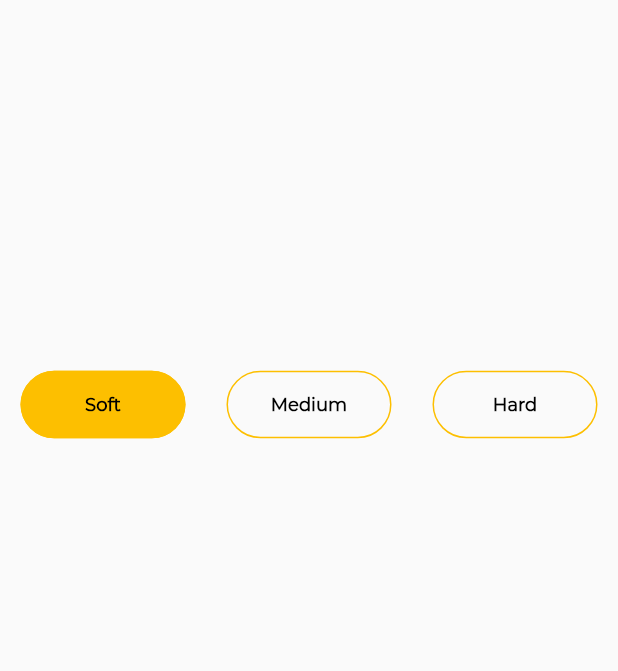
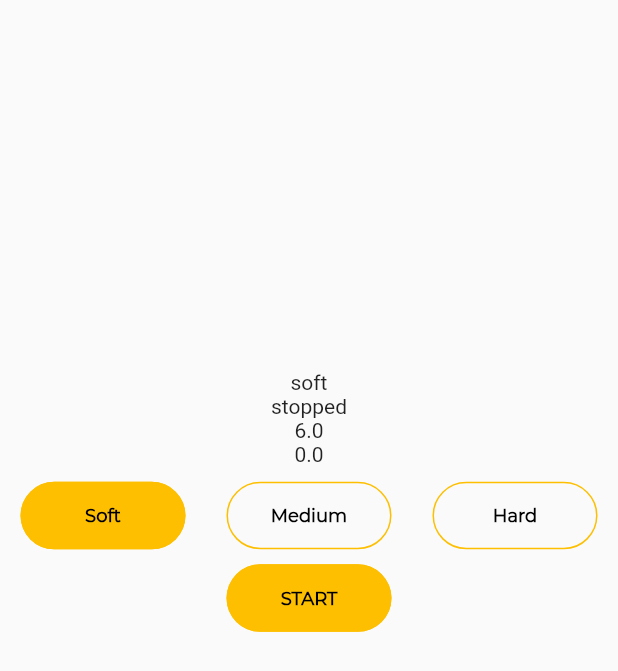
Before and after one commit to thyagosouza/flutter_perfect_egg, a Flutter app: the screen it shows after launch, on a phone screen of 412 x 824 dp. Shown: the top 671 px of the screen. Run offline on Flutter 3.47's test engine with Material 2 defaults, Android fonts, the phone set to English and light mode, and no system bars; our stand-ins replace flare_flutter.

Commit message:
Controlando as Ações

```diff
--- a/lib/blocs/app_bloc.dart
+++ b/lib/blocs/app_bloc.dart
@@ -6,7 +6,7 @@ class AppBloc extends ChangeNotifier {
   late Timer timer;
   String state = 'stopped';
   String selected = 'soft';
-  double time = 0.1 * 60.0;
+  double time = .1 * 60.0;
   double seconds = 0;
   double percent = 0;
 
@@ -67,13 +67,13 @@ class AppBloc extends ChangeNotifier {
 
   void done() {
     timer.cancel();
-    state = 'done';
+    state = "done";
     seconds = 0;
     percent = 0;
     notifyListeners();
   }
 
-  void reset() {
+  reset() {
     stop();
   }
 }
--- a/lib/pages/home_page.dart
+++ b/lib/pages/home_page.dart
@@ -1,6 +1,10 @@
 import 'package:flutter/material.dart';
+import 'package:perfect_eggs/widgets/action_buttons_widget.dart';
 import 'package:perfect_eggs/widgets/button_widget.dart';
 import 'package:perfect_eggs/widgets/type_button_widget.dart';
+import 'package:provider/provider.dart';
+
+import '../blocs/app_bloc.dart';
 
 class HomePage extends StatelessWidget {
   const HomePage({super.key});
@@ -8,6 +12,7 @@ class HomePage extends StatelessWidget {
   @override
   Widget build(BuildContext context) {
     var size = MediaQuery.of(context).size;
+    final bloc = Provider.of<AppBloc>(context);
     return Scaffold(
       body: Center(
         child: Column(
@@ -15,7 +20,14 @@ class HomePage extends StatelessWidget {
             SizedBox(
               height: size.height * .30,
             ),
+            Text(bloc.selected),
+            Text(bloc.state),
+            Text(bloc.time.toString()),
+            Text(bloc.seconds.toString()),
+            SizedBox(height: 10),
             TypeButtonWidget(),
+            SizedBox(height: 10),
+            ActionButtonsWidget(),
           ],
         ),
       ),
--- /dev/null
+++ b/lib/widgets/action_buttons_widget.dart
@@ -0,0 +1,44 @@
+import 'package:flutter/material.dart';
+import 'package:perfect_eggs/widgets/button_widget.dart';
+import 'package:provider/provider.dart';
+
+import '../blocs/app_bloc.dart';
+
+class ActionButtonsWidget extends StatelessWidget {
+  const ActionButtonsWidget({super.key});
+
+  @override
+  Widget build(BuildContext context) {
+    final bloc = Provider.of<AppBloc>(context);
+
+    switch (bloc.state) {
+      case 'stopped':
+        return ButtonWidget(
+          label: 'START',
+          selected: true,
+          callback: bloc.start,
+        );
+
+      case 'cooking':
+        return ButtonWidget(
+          label: 'STOP',
+          selected: true,
+          callback: bloc.stop,
+        );
+
+      case 'done':
+        return ButtonWidget(
+          label: 'DONE',
+          selected: true,
+          callback: bloc.reset,
+        );
+
+      default:
+        return ButtonWidget(
+          label: 'START',
+          selected: true,
+          callback: bloc.start,
+        );
+    }
+  }
+}
```
